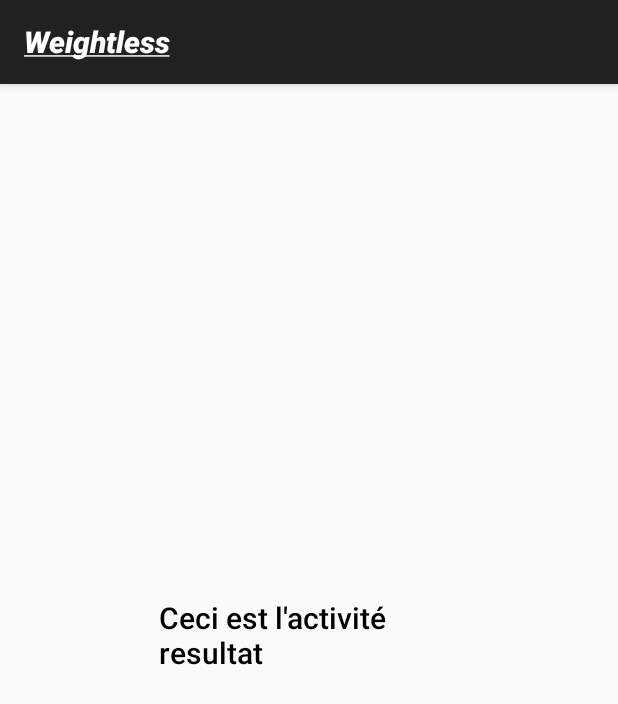
After one commit to VinceDollo/Weightless, an Android app: the activity_results screen opened directly, with no data from a screen before it, on a phone screen of 412 x 824 dp. The commit adds this screen. Shown: the top 704 px of the screen. Run offline under Robolectric (Android 15) with nearby library versions, the phone set to English and light mode, and no system bars.

Commit message:
Suppression d'une vingtaine de warnings Ajout des activités connexion, résults, settings
modification d'une ligne
android:screenOrientation="portrait" ->
android:screenOrientation="fullSensor"
car elle causait une erreur

```diff
--- a/app/src/main/AndroidManifest.xml
+++ b/app/src/main/AndroidManifest.xml
@@ -8,13 +8,13 @@
         android:label="@string/name"
         android:supportsRtl="true"
         android:theme="@style/AppTheme">
-        <activity android:name=".activity_results"></activity>
+        <activity android:name=".activity_connexion"></activity>
         <activity android:name=".activity_settings" />
-        <activity android:name=".activity_connexion" />
+        <activity android:name=".activity_results" />
         <activity android:name=".NewActivityTest" />
         <activity
             android:name=".MainActivity"
-            android:screenOrientation="portrait">
+            android:screenOrientation="fullSensor">
             <intent-filter>
                 <action android:name="android.intent.action.MAIN" />
 
--- /dev/null
+++ b/app/src/main/java/innov/fr/activity_results.java
@@ -0,0 +1,14 @@
+package innov.fr;
+
+import androidx.appcompat.app.AppCompatActivity;
+
+import android.os.Bundle;
+
+public class activity_results extends AppCompatActivity {
+
+    @Override
+    protected void onCreate(Bundle savedInstanceState) {
+        super.onCreate(savedInstanceState);
+        setContentView(R.layout.activity_results);
+    }
+}
--- /dev/null
+++ b/app/src/main/res/layout/activity_results.xml
@@ -0,0 +1,23 @@
+<?xml version="1.0" encoding="utf-8"?>
+<androidx.constraintlayout.widget.ConstraintLayout xmlns:android="http://schemas.android.com/apk/res/android"
+    xmlns:app="http://schemas.android.com/apk/res-auto"
+    xmlns:tools="http://schemas.android.com/tools"
+    android:layout_width="match_parent"
+    android:layout_height="match_parent"
+    tools:context=".activity_results">
+
+    <TextView
+        android:id="@+id/textView"
+        android:layout_width="200dp"
+        android:layout_height="100dp"
+        android:fontFamily="sans-serif-medium"
+        android:text="Ceci est l'activité resultat"
+        android:textColor="@color/black"
+        android:textSize="20sp"
+        app:layout_constraintBottom_toBottomOf="parent"
+        app:layout_constraintLeft_toLeftOf="parent"
+        app:layout_constraintRight_toRightOf="parent"
+        app:layout_constraintTop_toTopOf="parent"
+        app:layout_constraintVertical_bias="0.512" />
+
+</androidx.constraintlayout.widget.ConstraintLayout>
--- a/build.gradle
+++ b/build.gradle
@@ -7,7 +7,7 @@ buildscript {
 
     }
     dependencies {
-        classpath 'com.android.tools.build:gradle:3.5.3'
+        classpath 'com.android.tools.build:gradle:3.6.1'
 
         // NOTE: Do not place your application dependencies here; they belong
         // in the individual module build.gradle files
```
Also changed, not shown: app/src/main/java/innov/fr/MainActivity.java (+39 -9 lines), app/src/main/java/innov/fr/activity_connexion.java (added, +14 -0 lines), app/src/main/java/innov/fr/activity_settings.java (added, +14 -0 lines), app/src/main/res/layout/activity_connexion.xml (added, +23 -0 lines), app/src/main/res/layout/activity_main.xml (+4 -4 lines), app/src/main/res/layout/activity_settings.xml (added, +23 -0 lines), gradle/wrapper/gradle-wrapper.properties.
